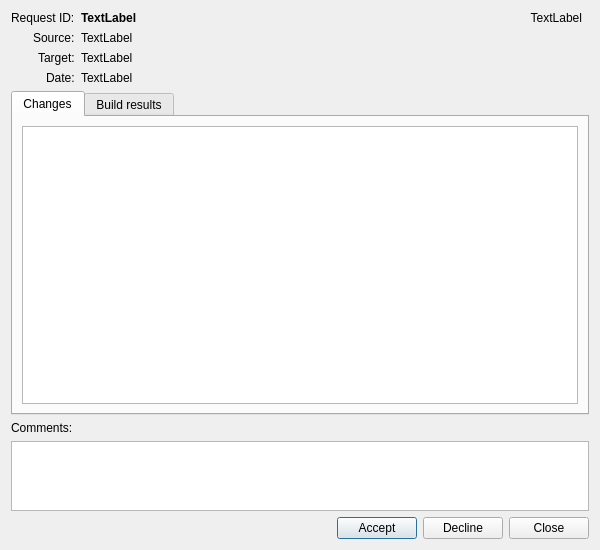
The window that src/gui/requestbox/requeststateeditor.ui (javierllorente/qactus) describes before a commit, drawn with Qt 5.
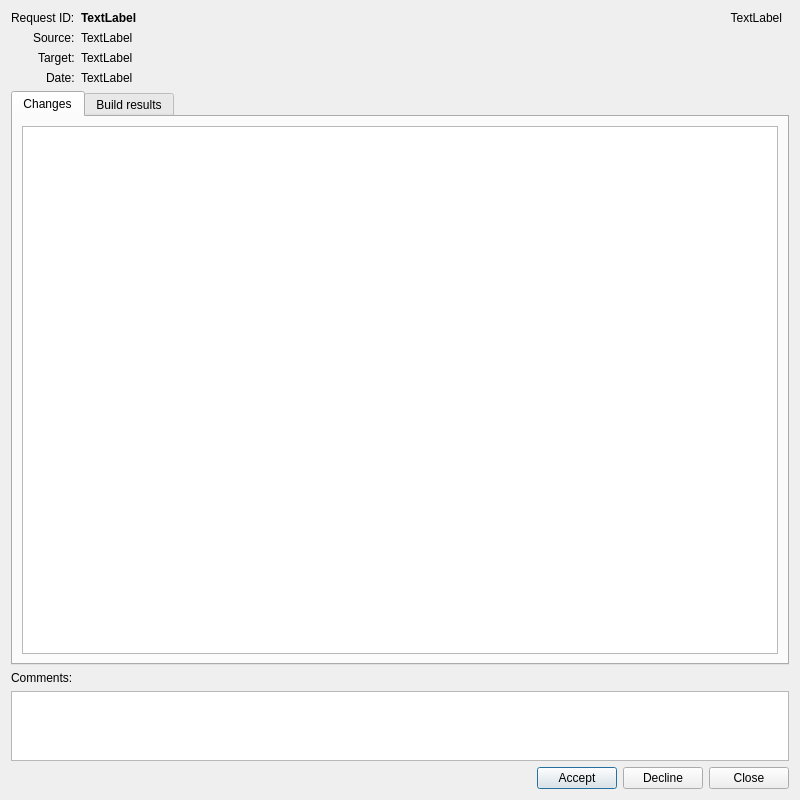
The same window after the commit. Icons and pictures are not drawn.

Commit message: Make window bigger

Patch:
```diff
--- a/src/gui/requestbox/requeststateeditor.ui
+++ b/src/gui/requestbox/requeststateeditor.ui
@@ -6,8 +6,8 @@
    <rect>
     <x>0</x>
     <y>0</y>
-    <width>600</width>
-    <height>550</height>
+    <width>800</width>
+    <height>800</height>
    </rect>
   </property>
   <property name="windowTitle">
```
